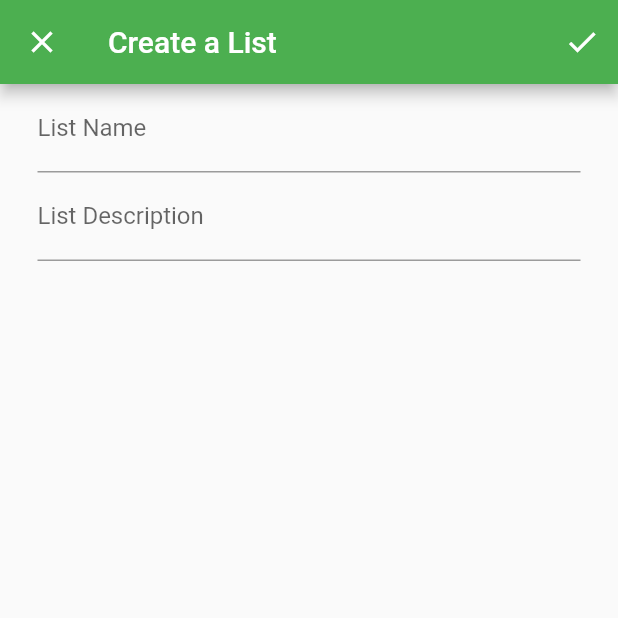
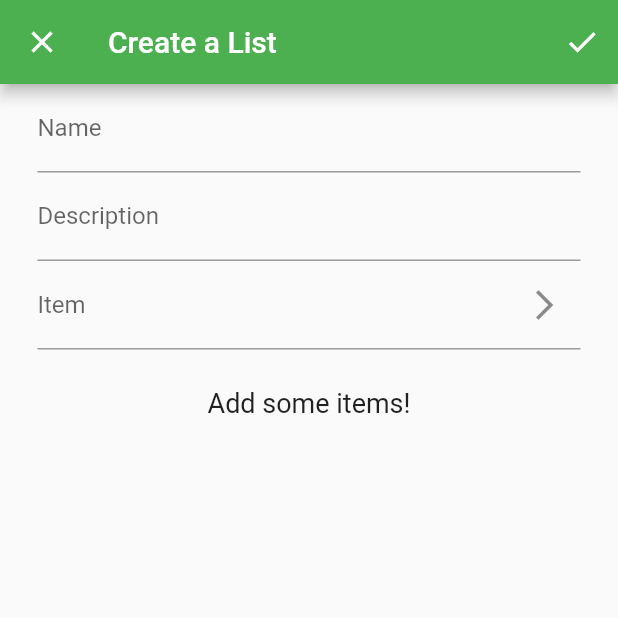
Before and after one commit to ForkBombGIT/List-Manager, a Flutter app: the screen it shows after launch, after a tap on the "add" icon, on a phone screen of 412 x 824 dp, the top half of it. Run offline on Flutter 3.47's test engine with Material 2 defaults, Android fonts, the phone set to English and light mode, and no system bars.

Commit message:
Add list item insertion

```diff
--- a/list_manager/lib/homepage.dart
+++ b/list_manager/lib/homepage.dart
@@ -23,7 +23,7 @@ class _HomePageState extends State<HomePage> {
           Expanded(
             child: Padding (
               padding: (lists.length == 0) ? EdgeInsets.symmetric(vertical: 25.0) : EdgeInsets.symmetric(vertical: 5.0, horizontal: 5.0),
-              child: _buildComponent(lists)
+              child: _buildComponent()
             ),
           ),
         ]
@@ -38,28 +38,37 @@ class _HomePageState extends State<HomePage> {
     );
   }
 
+  //opens window for list creation
   _newList(BuildContext ctx) async {
     ListObject result = await Navigator.push(
       ctx,
       MaterialPageRoute(builder: (context) => NewList()),
     );
 
-    if (result != null) lists.add(result);
+    //if there is a result, add it to the list
+    if (result != null) {
+      setState(() {
+        lists.add(result);
+      });
+    }
   }
 
-  Widget _buildComponent(List content) {
-    if (content.length == 0) return Text('Create some lists!', textAlign: TextAlign.center, style: TextStyle(fontSize: 24.0));
+  //builds listview depending on whether there is data or not
+  Widget _buildComponent() {
+    if (lists.length == 0) return Text('Create some lists!', textAlign: TextAlign.center, style: TextStyle(fontSize: 24.0));
     return ListView.builder(
       itemCount: lists.length,
       itemBuilder: _buildListItem
     );
   }
 
+  //builds list item and defines behavior
   Widget _buildListItem(BuildContext ctx, int index){
     return Card (
       child: ListTile (
         title: Text(lists[index].name),
         subtitle: Text(lists[index].description),
+        trailing: Icon(Icons.arrow_forward_ios),
         onTap: () {_handleTileTap(ctx);}
       )
     );
--- a/list_manager/lib/newlist.dart
+++ b/list_manager/lib/newlist.dart
@@ -1,10 +1,19 @@
 import 'package:flutter/material.dart';
 import 'package:list_manager/listobject.dart';
 
-class NewList extends StatelessWidget {
-  final TextEditingController listNameController = new TextEditingController();
-  final TextEditingController listDescriptionController = new TextEditingController();
+class NewList extends StatefulWidget {
+  NewList({Key key, this.title}) : super(key: key);
+  final String title;
+  @override
+  _NewListState createState() => _NewListState();
+}
+
+class _NewListState extends State<NewList> {
+  TextEditingController listNameController = new TextEditingController();
+  TextEditingController listDescriptionController = new TextEditingController();
+  TextEditingController listItemController = new TextEditingController();
   final _formKey = GlobalKey<FormState>();
+  List<String> list = [];
   @override
   Widget build(BuildContext context) {
     return Scaffold(
@@ -17,7 +26,7 @@ class NewList extends StatelessWidget {
         actions: <Widget>[
           IconButton(
             icon: new Icon(Icons.check),
-            onPressed: () { _createNewList(context); }
+            onPressed: () { _submitNewList(context); }
           )
         ],
       ),
@@ -36,7 +45,7 @@ class NewList extends StatelessWidget {
                 },
                 controller: listNameController,
                 decoration: new InputDecoration(
-                  labelText: 'List Name'
+                  labelText: 'Name'
                 ),
               ),
             ),
@@ -45,21 +54,73 @@ class NewList extends StatelessWidget {
               child: TextFormField(
                 controller: listDescriptionController,
                 decoration: new InputDecoration(
-                  labelText: 'List Description'
+                  labelText: 'Description'
                 ),
               ),
             ),
+            Padding(
+              padding: EdgeInsets.symmetric(horizontal: 25.0),
+              child: TextFormField(
+                controller: listItemController,
+                decoration: new InputDecoration(
+                  labelText: 'Item',
+                  suffixIcon:
+                  IconButton(icon: Icon(Icons.arrow_forward_ios),
+                   onPressed: () {
+                      setState(() {
+                        list.add(listItemController.text);
+                      });
+                      listItemController.clear();
+                    },
+                  ),
+                ),
+              ),
+            ),
+            Expanded (
+              child: Padding(
+                padding: (list.length == 0) ? EdgeInsets.symmetric(vertical: 25.0) : EdgeInsets.symmetric(vertical: 5.0, horizontal: 25.0),
+                child:  _buildList()
+              )
+            )
           ],
         )
       )
     );
   }
 
-  _createNewList(BuildContext ctx) {
+  //builds listview widget if there is data
+  _buildList() {
+    if (list.length == 0) return Text('Add some items!', textAlign: TextAlign.center, style: TextStyle(fontSize: 18.0));
+    return ListView.separated(
+      itemCount: list.length,
+      itemBuilder: _buildListItem,
+      separatorBuilder: (context, index) {
+        return Divider();
+      },
+    );
+  }
+
+  //builds listview tile and defines behavior
+  Widget _buildListItem(BuildContext ctx, int index){
+    return ListTile (
+      title: Text(list[index]),
+      trailing: new IconButton(
+          icon: new Icon(Icons.close),
+          onPressed: () {
+            setState(() {
+              list.remove(list[index]);
+            });
+          },
+      )
+    );
+  }
+
+  //submits new list
+  _submitNewList(BuildContext ctx) {
     if (_formKey.currentState.validate()) {
       String name = listNameController.text,
              description = (listDescriptionController.text.length > 0) ? listDescriptionController.text : "";
-      Navigator.of(ctx).pop(new ListObject(name, description, new List()));
+      Navigator.of(ctx).pop(new ListObject(name, description, list));
     }
   }
 }
```
